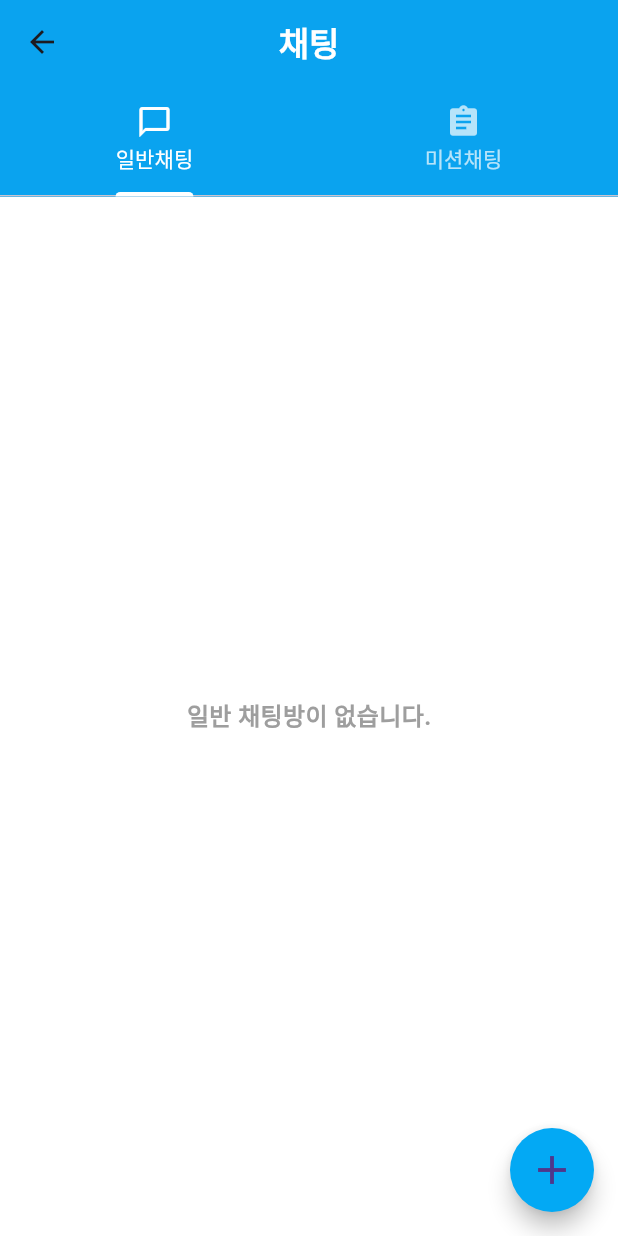
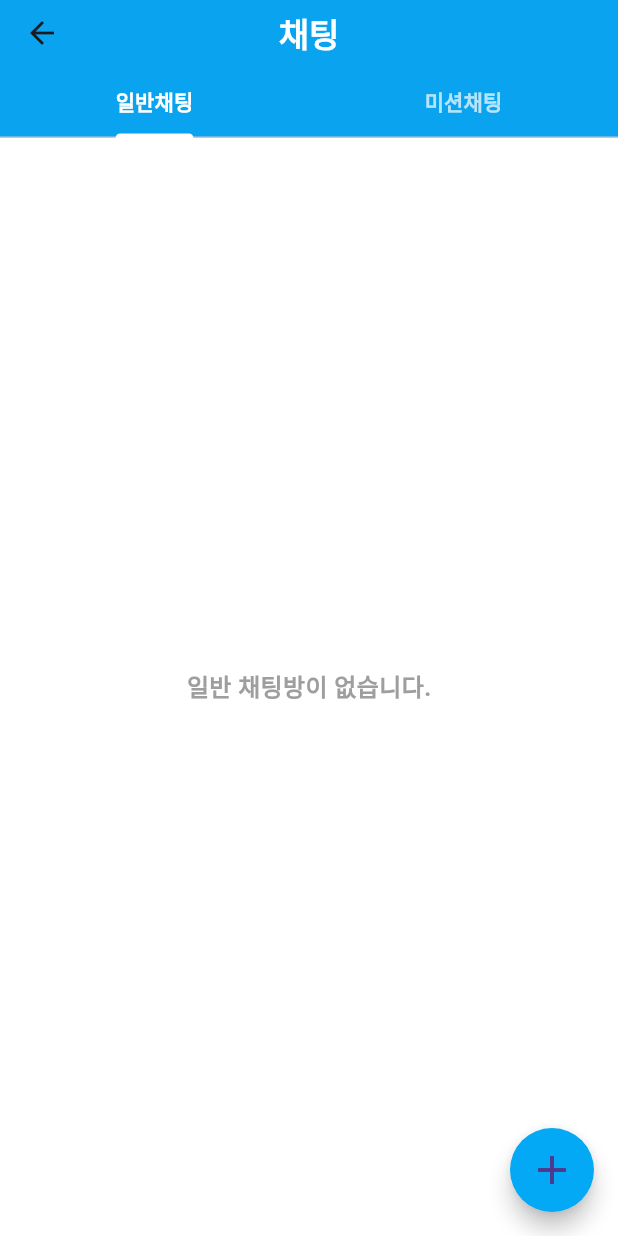
Before and after one commit to kinetas/nodetest, a Flutter app: the ChatScreen screen opened directly, on a phone screen of 412 x 824 dp. Run offline on Flutter 3.47's test engine with Material 3 defaults, Android fonts, the phone set to English and light mode, and no system bars; our stand-ins replace app_links, badges, camera, dio, firebase_core, firebase_messaging and 5 more; missing offline and left inert: flutter_webrtc; accounts and stored records are empty; network calls fail.

Commit message:
2025/05/25 탑바 디자인 슬림하게 변경했습니다

```diff
--- a/lib/Screens/Chat/MainChatScreen.dart
+++ b/lib/Screens/Chat/MainChatScreen.dart
@@ -83,7 +83,7 @@ class _ChatScreenState extends State<ChatScreen> with SingleTickerProviderStateM
 import 'package:flutter/material.dart';
 import 'GeneralRoomList.dart';
 import 'OpenRoomList.dart';
-import 'AddChat_screen.dart'; // 친구 검색 및 채팅 추가 화면
+import 'AddChat_screen.dart';
 
 class ChatScreen extends StatefulWidget {
   @override
@@ -118,7 +118,7 @@ class _ChatScreenState extends State<ChatScreen> with SingleTickerProviderStateM
   @override
   Widget build(BuildContext context) {
     return Scaffold(
-      backgroundColor: Colors.lightBlue, // ✅ 배경을 흰색으로 고정
+      backgroundColor: Colors.lightBlue,
       appBar: AppBar(
         title: const Text(
           '채팅',
@@ -130,16 +130,23 @@ class _ChatScreenState extends State<ChatScreen> with SingleTickerProviderStateM
         centerTitle: true,
         backgroundColor: Colors.lightBlue,
         elevation: 2,
-        bottom: TabBar(
+        bottom: PreferredSize(
+          preferredSize: Size.fromHeight(36), // 탭 높이를 더 낮게 조정
+          child: Container(
+            alignment: Alignment.center,
+            child: TabBar(
               controller: _tabController,
               labelColor: Colors.white,
               unselectedLabelColor: Colors.white70,
               indicatorColor: Colors.white,
-          indicatorWeight: 3,
+              indicatorWeight: 2,
+              labelStyle: const TextStyle(fontSize: 14, fontWeight: FontWeight.bold),
               tabs: const [
-            Tab(icon: Icon(Icons.chat_bubble_outline), text: '일반채팅'),
-            Tab(icon: Icon(Icons.assignment), text: '미션채팅'),
+                Tab(text: '일반채팅'),
+                Tab(text: '미션채팅'),
               ],
+            ),
+          ),
         ),
       ),
       body: TabBarView(
```
Also changed, not shown: lib/Screens/Community/CommunityScreen.dart (+19 -17 lines), lib/Screens/Mission/MissionScreen.dart (+22 -31 lines). Lines whose indentation alone changed are shown as unchanged.
